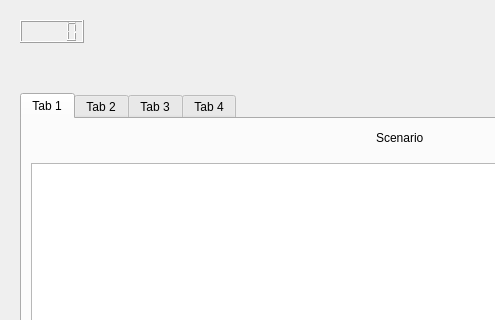
This is designer/evaluator_start.ui in zarathustre/ttex as Qt 5 draws it before an edit; both pictures show x 0 to 495 and y 0 to 320 of the 800 by 600 pixel window. The edited form follows.
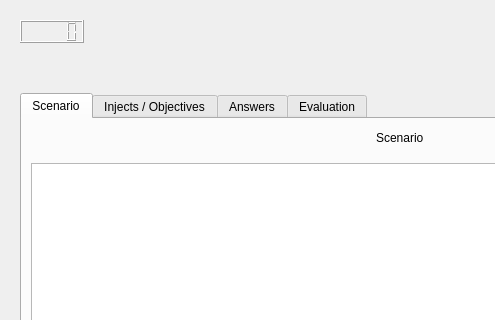
This is the edited form. The open tabs and pages were chosen to show the change.

Commit message: Fixed a bug that caused the timer thread to crash. Bug crash when terminate evaluator is pressed while the timer is paused. (Fixed by changing the logic order in the loop) Also added status tips for all fields. Additional code cleanup.

The edit to the form file:
```diff
--- a/designer/evaluator_start.ui
+++ b/designer/evaluator_start.ui
@@ -63,7 +63,7 @@
      </property>
      <widget class="QWidget" name="tab_1">
       <attribute name="title">
-       <string>Tab 1</string>
+       <string>Scenario</string>
       </attribute>
       <layout class="QVBoxLayout" name="verticalLayout_2">
        <property name="spacing">
@@ -159,7 +159,7 @@
      </widget>
      <widget class="QWidget" name="tab_2">
       <attribute name="title">
-       <string>Tab 2</string>
+       <string>Injects / Objectives</string>
       </attribute>
       <layout class="QVBoxLayout" name="verticalLayout_4">
        <property name="spacing">
@@ -185,13 +185,13 @@
      </widget>
      <widget class="QWidget" name="tab_3">
       <attribute name="title">
-       <string>Tab 3</string>
+       <string>Answers</string>
       </attribute>
       <layout class="QVBoxLayout" name="verticalLayout_7"/>
      </widget>
      <widget class="QWidget" name="tab_4">
       <attribute name="title">
-       <string>Tab 4</string>
+       <string>Evaluation</string>
       </attribute>
       <layout class="QHBoxLayout" name="horizontalLayout_4">
        <item>
```
Left out of the diff: 44 changed lines with no effect on the pictures. The commit also changes 14 other files.
